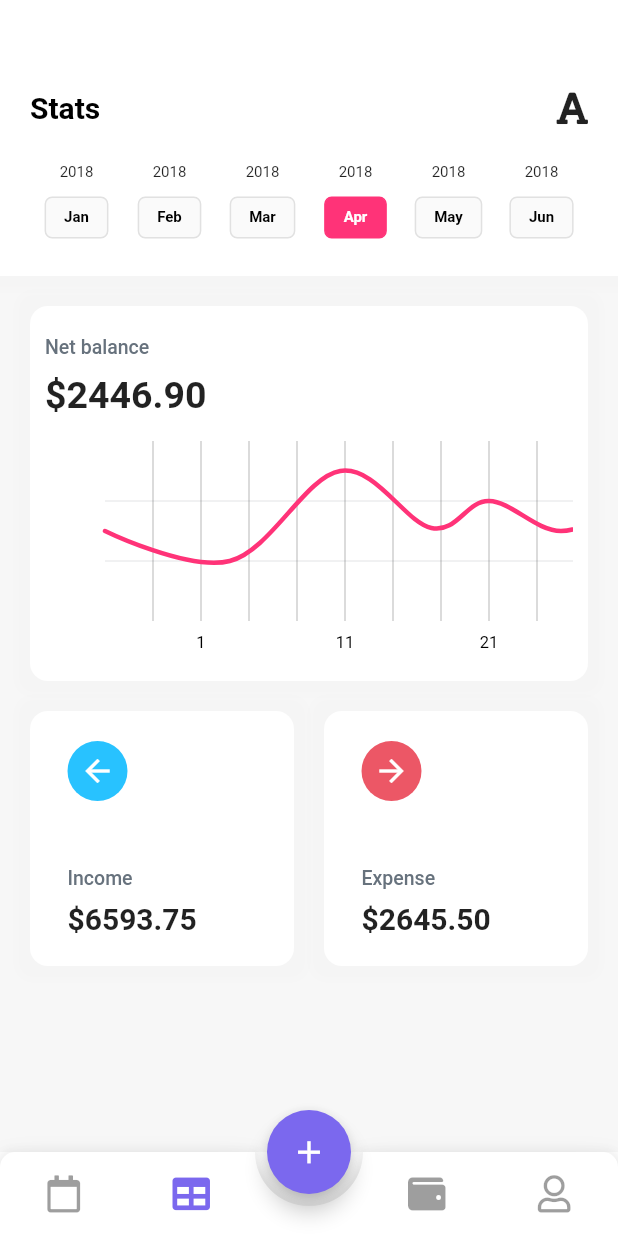
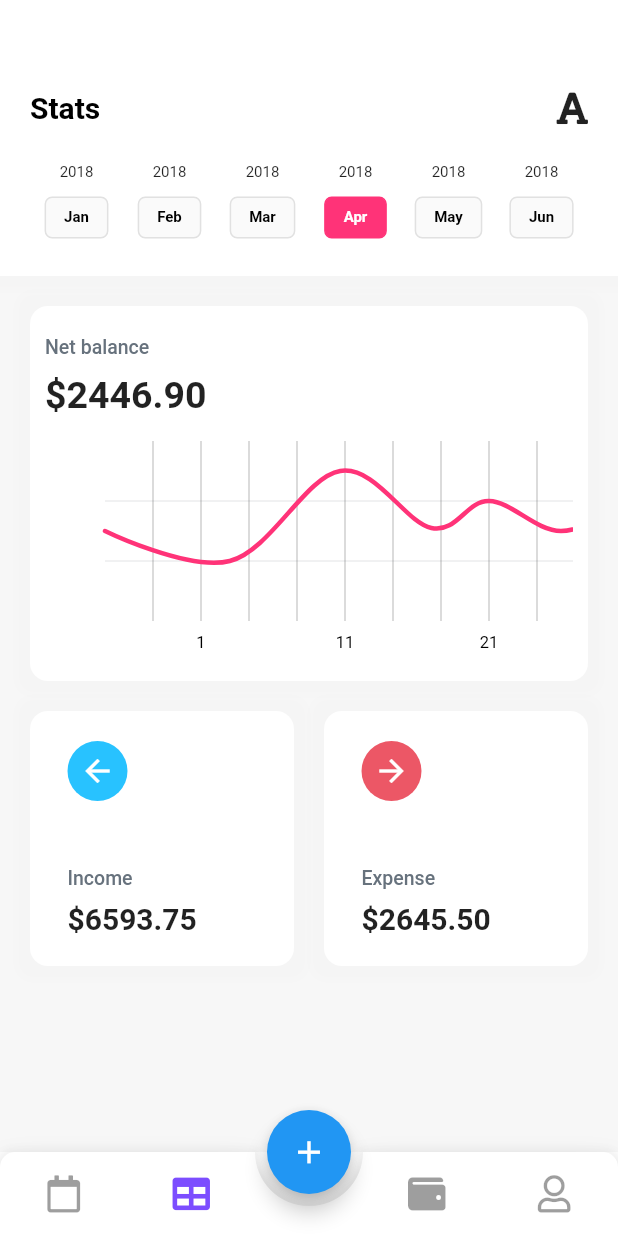
Before and after one commit to NoHuyen1820/qlct, a Flutter app: the screen it shows once a user with an empty profile is signed in, item 2 of the bottom bar chosen, on a phone screen of 412 x 824 dp. Run offline on Flutter 3.47's test engine with Material 2 defaults, Android fonts, the phone set to English and light mode, and no system bars; drawn by our look-alikes of animated_bottom_navigation_bar, fl_chart; our stand-ins replace decimal, firebase_auth, firebase_core, flutter_slidable, flutter_svg, fluttericon and 3 more; missing offline and left inert: big_decimal; accounts and stored records are empty; network calls fail; statements that could not run were skipped.

Commit message:
change color

```diff
--- a/lib/theme/colors.dart
+++ b/lib/theme/colors.dart
@@ -66,7 +66,7 @@ class RallyColors {
 
 class QLCTColors {
 
-  static const Color mainColor = Color(0xFF7b68ee);
+  static const Color mainPurpleColor = Color(0xFF7b68ee);
   static const Color mainColorLight = Color(0xFFB15DFF);
 
   static const Color primaryColorDark = Color(0xFF7200CA);
@@ -77,6 +77,13 @@ class QLCTColors {
   static const Color cyanColor = Color(0xFF72DEFF);
   static const Color cyanColorLight = Color(0xFFB2F2FF);
 
+  static const Color mainGreenColor = Color(0xff00b884);
+  static const Color mainPinkColor = Color(0xfffd71af);
+  static const Color mainRedColor = Color(0xfffd7172);
+  static const Color mainBlueColor = Color(0xff49ccf9);
+  static const Color mainYellowColor = Color(0xffffc800);
+  static const Color mainGreenLightColor = Color(0xff68eebe);
+
   static const Color whiteColor = Color(0xFBFEFFFF);
 
 
```
Also changed, not shown: lib/screens/finance/finance.dart (+6 -6 lines).
